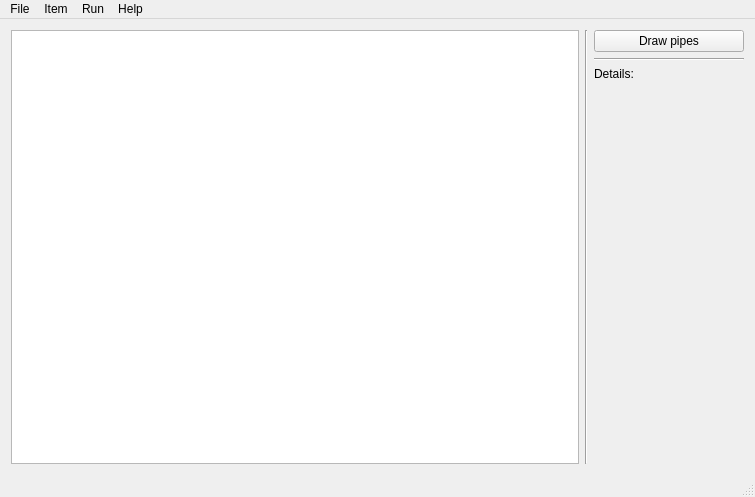
Above: src/mainwindow.ui from jirvoz/icp_blocks before the change. Below: the same form after it.
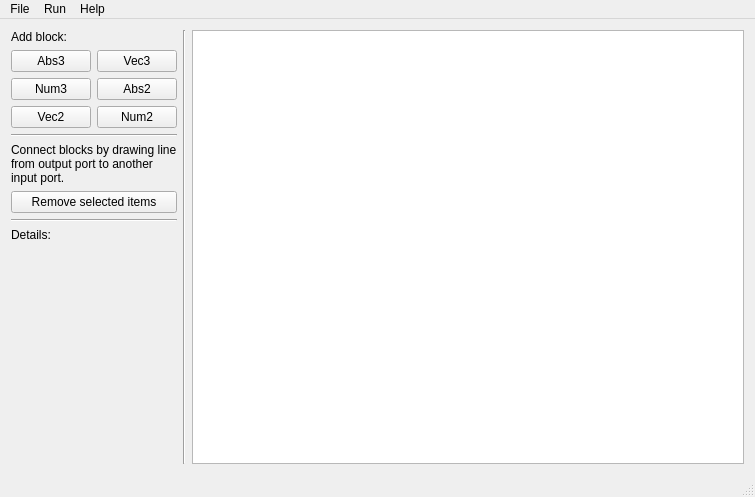
That is the form after the change.

Commit message: Add creating of specific blocks

Patch:
```diff
--- a/src/mainwindow.ui
+++ b/src/mainwindow.ui
@@ -21,24 +21,86 @@
   </property>
   <widget class="QWidget" name="centralWidget">
    <layout class="QHBoxLayout" name="horizontalLayout">
-    <item>
-     <widget class="QGraphicsView" name="graphicsView">
-      <property name="mouseTracking">
-       <bool>true</bool>
-      </property>
-     </widget>
-    </item>
-    <item>
-     <widget class="Line" name="line">
-      <property name="orientation">
-       <enum>Qt::Vertical</enum>
-      </property>
-     </widget>
-    </item>
     <item>
      <layout class="QVBoxLayout" name="verticalLayout">
       <item>
-       <widget class="QPushButton" name="pushButton">
+       <widget class="QLabel" name="addBlockLabel">
+        <property name="text">
+         <string>Add block:</string>
+        </property>
+        <property name="alignment">
+         <set>Qt::AlignLeading|Qt::AlignLeft|Qt::AlignTop</set>
+        </property>
+        <property name="wordWrap">
+         <bool>false</bool>
+        </property>
+       </widget>
+      </item>
+      <item>
+       <layout class="QGridLayout" name="gridLayout">
+        <item row="1" column="0">
+         <widget class="QPushButton" name="num3PushButton">
+          <property name="text">
+           <string>Num3</string>
+          </property>
+         </widget>
+        </item>
+        <item row="1" column="1">
+         <widget class="QPushButton" name="abs2PushButton">
+          <property name="text">
+           <string>Abs2</string>
+          </property>
+         </widget>
+        </item>
+        <item row="0" column="1">
+         <widget class="QPushButton" name="vec3PushButton">
+          <property name="text">
+           <string>Vec3</string>
+          </property>
+         </widget>
+        </item>
+        <item row="0" column="0">
+         <widget class="QPushButton" name="abs3PushButton">
+          <property name="text">
+           <string>Abs3</string>
+          </property>
+         </widget>
+        </item>
+        <item row="2" column="0">
+         <widget class="QPushButton" name="vec2PushButton">
+          <property name="text">
+           <string>Vec2</string>
+          </property>
+         </widget>
+        </item>
+        <item row="2" column="1">
+         <widget class="QPushButton" name="num2PushButton">
+          <property name="text">
+           <string>Num2</string>
+          </property>
+         </widget>
+        </item>
+       </layout>
+      </item>
+      <item>
+       <widget class="Line" name="line_2">
+        <property name="orientation">
+         <enum>Qt::Horizontal</enum>
+        </property>
+       </widget>
+      </item>
+      <item>
+       <widget class="QLabel" name="connectLabel">
+        <property name="text">
+         <string>&lt;html&gt;&lt;head/&gt;&lt;body&gt;&lt;p&gt;Connect blocks by drawing line from output port to another input port.&lt;/p&gt;&lt;/body&gt;&lt;/html&gt;</string>
+        </property>
+        <property name="wordWrap">
+         <bool>true</bool>
+        </property>
+       </widget>
+      </item>
+      <item>
+       <widget class="QPushButton" name="removePushButton">
         <property name="minimumSize">
          <size>
           <width>100</width>
@@ -46,7 +108,7 @@
          </size>
         </property>
         <property name="text">
-         <string>Draw pipes</string>
+         <string>Remove selected items</string>
         </property>
         <property name="checkable">
          <bool>true</bool>
@@ -54,23 +116,30 @@
        </widget>
       </item>
       <item>
-       <widget class="Line" name="line_2">
+       <widget class="Line" name="line_3">
         <property name="orientation">
          <enum>Qt::Horizontal</enum>
         </property>
        </widget>
       </item>
       <item>
-       <widget class="QLabel" name="label">
-        <property name="minimumSize">
-         <size>
-          <width>150</width>
-          <height>0</height>
-         </size>
-        </property>
+       <widget class="QLabel" name="detailsLabel">
         <property name="text">
          <string>Details:</string>
         </property>
+       </widget>
+      </item>
+      <item>
+       <widget class="QLabel" name="dataLabel">
+        <property name="minimumSize">
+         <size>
+          <width>150</width>
+          <height>0</height>
+         </size>
+        </property>
+        <property name="text">
+         <string> </string>
+        </property>
         <property name="alignment">
          <set>Qt::AlignLeading|Qt::AlignLeft|Qt::AlignTop</set>
         </property>
@@ -79,8 +148,35 @@
         </property>
        </widget>
       </item>
+      <item>
+       <spacer name="verticalSpacer">
+        <property name="orientation">
+         <enum>Qt::Vertical</enum>
+        </property>
+        <property name="sizeHint" stdset="0">
+         <size>
+          <width>20</width>
+          <height>40</height>
+         </size>
+        </property>
+       </spacer>
+      </item>
      </layout>
     </item>
+    <item>
+     <widget class="Line" name="line">
+      <property name="orientation">
+       <enum>Qt::Vertical</enum>
+      </property>
+     </widget>
+    </item>
+    <item>
+     <widget class="QGraphicsView" name="graphicsView">
+      <property name="mouseTracking">
+       <bool>true</bool>
+      </property>
+     </widget>
+    </item>
    </layout>
   </widget>
   <widget class="QMenuBar" name="menuBar">
@@ -102,13 +198,6 @@
     <addaction name="separator"/>
     <addaction name="actionExit"/>
    </widget>
-   <widget class="QMenu" name="menuItem">
-    <property name="title">
-     <string>Item</string>
-    </property>
-    <addaction name="actionAdd"/>
-    <addaction name="actionRemove"/>
-   </widget>
    <widget class="QMenu" name="menuRun">
     <property name="title">
      <string>Run</string>
@@ -123,7 +212,6 @@
     <addaction name="actionAbout"/>
    </widget>
    <addaction name="menuFile"/>
-   <addaction name="menuItem"/>
    <addaction name="menuRun"/>
    <addaction name="menuHelp"/>
   </widget>
```
Left out of the diff: 17 changed lines with no effect on the pictures. The commit also changes 4 other files.
